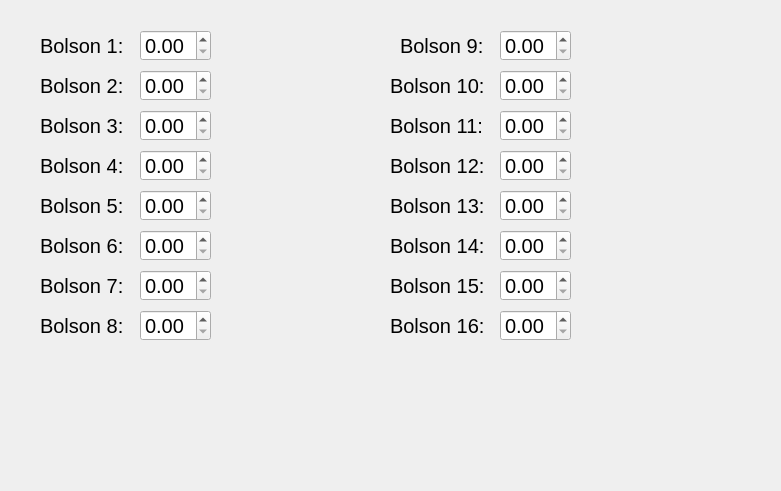
Before: the Qt Designer form Bolsaco/Lavadora.ui in maurocipo/Bolsaco, drawn with Qt 5.
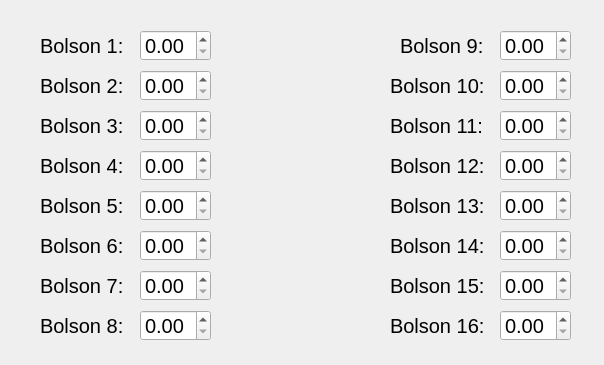
After: the same form once the commit is applied.

```diff
--- a/Bolsaco/Lavadora.ui
+++ b/Bolsaco/Lavadora.ui
@@ -6,8 +6,8 @@
    <rect>
     <x>0</x>
     <y>0</y>
-    <width>781</width>
-    <height>491</height>
+    <width>604</width>
+    <height>365</height>
    </rect>
   </property>
   <property name="windowTitle">
```
